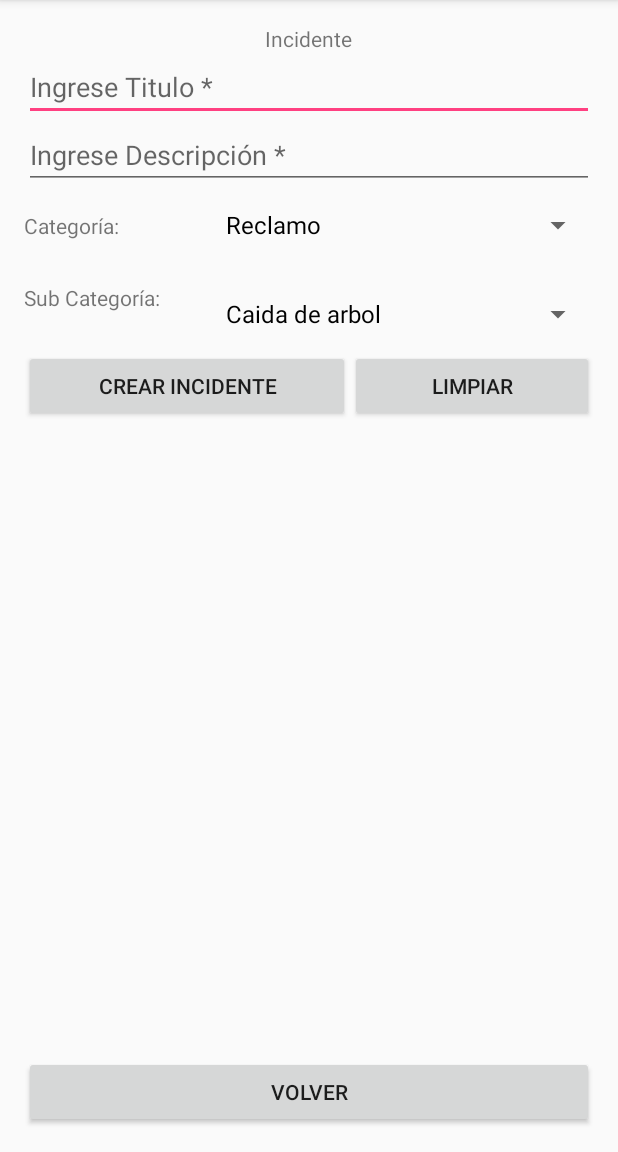
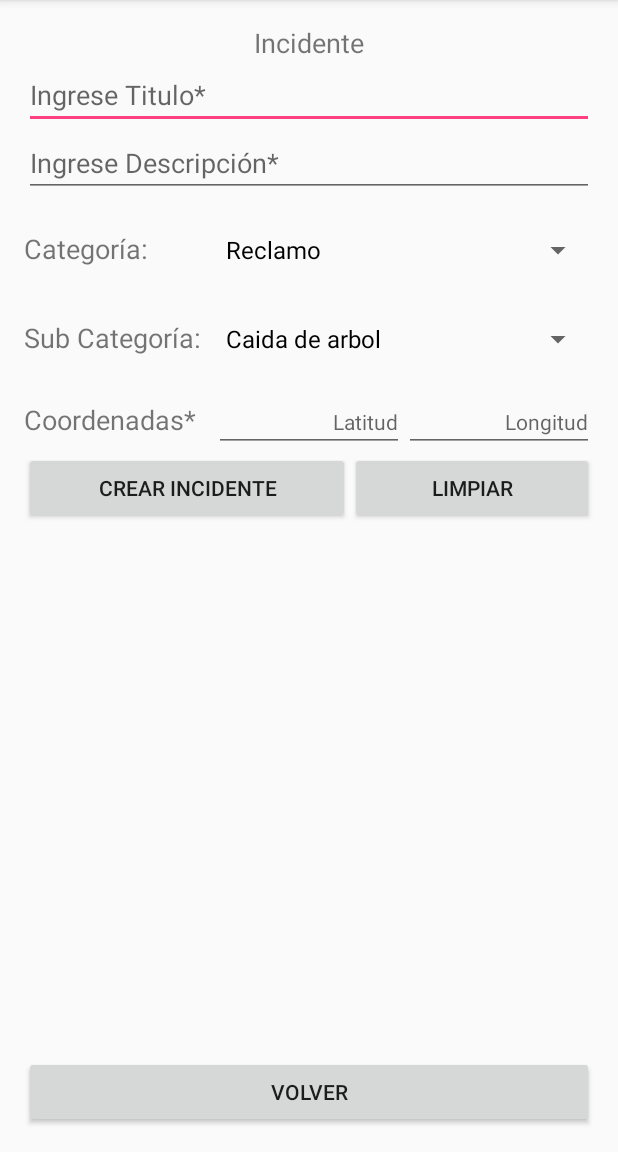
Before and after one commit to fedevara/PP2, an Android app: the CrearIncidenteActivity screen opened directly, with no data from a screen before it, after a tap on "CREAR INCIDENTE", on a phone screen of 412 x 824 dp, the part 84-1236 px from its top. Run offline under Robolectric (Android 15) with nearby library versions, the phone set to English and light mode, and no system bars; our stand-ins replace ButterKnife.

Commit message:
coordenadas en la interfaz
Se agrego el ingreso de las coordenadas en la interfaz, un validador del
mismo
Se agrego un mensaje de error si no se guarda en cache.

```diff
--- a/app/src/main/java/project/pack/controller/ManejoIncidente.java
+++ b/app/src/main/java/project/pack/controller/ManejoIncidente.java
@@ -38,7 +38,6 @@ public class ManejoIncidente {
 
     public void guardarIncidente(Incidente incidente) {
         System.out.print("guardar incidente");
-
         CacheSingleton.getInstance().put(incidente);
         Integer size = CacheSingleton.getInstance().size();
     }
--- a/app/src/main/java/project/pack/domain/Coordenada.java
+++ b/app/src/main/java/project/pack/domain/Coordenada.java
@@ -15,9 +15,9 @@ public class Coordenada implements Serializable {
 
     }
 
-    public Coordenada(Double a, Double b) {
-        setLatitud(a);
-        setLongitud(b);
+    public Coordenada(Double latitud, Double longitud) {
+        setLatitud(latitud);
+        setLongitud(longitud);
     }
 
     public Double getLongitud() {
@@ -47,8 +47,8 @@ public class Coordenada implements Serializable {
 
         Coordenada that = (Coordenada) o;
 
-        if (latitud != null ? !latitud.equals(that.latitud) : that.latitud != null) return false;
-        return longitud != null ? longitud.equals(that.longitud) : that.longitud == null;
+        if (this.latitud != null ? !this.latitud.equals(that.latitud) : that.latitud != null) return false;
+        return this.longitud != null ? this.longitud.equals(that.longitud) : that.longitud == null;
 
     }
 
--- a/app/src/main/res/layout/activity_crear_incidente.xml
+++ b/app/src/main/res/layout/activity_crear_incidente.xml
@@ -15,64 +15,87 @@
         android:layout_height="wrap_content"
         android:text="Incidente"
         android:id="@+id/twTitulo"
-        android:layout_centerHorizontal="true" />
+        android:layout_centerHorizontal="true"
+        android:textSize="18sp" />
 
     <EditText
         android:layout_width="match_parent"
         android:layout_height="wrap_content"
-        android:hint="Ingrese Titulo *"
+        android:hint="Ingrese Titulo*"
         android:id="@+id/txtTitulo"
         android:layout_below="@+id/twTitulo"/>
 
     <EditText
         android:layout_width="match_parent"
         android:layout_height="wrap_content"
-        android:hint="Ingrese Descripción *"
+        android:hint="Ingrese Descripción*"
         android:id="@+id/txtDescripcion"
         android:layout_below="@+id/txtTitulo"/>
+
 
     <LinearLayout
         android:layout_width="match_parent"
         android:layout_height="wrap_content"
         android:orientation="horizontal"
-        android:id="@+id/linearLayoutCategoria"
-        android:layout_below="@+id/txtDescripcion">
+        android:layout_marginTop="11dp"
+        android:id="@+id/linearLayoutCoordenadas"
+        android:layout_below="@+id/linearLayoutSubCategoria"
+        android:layout_alignParentStart="true">
 
         <TextView
             android:layout_width="match_parent"
             android:layout_height="wrap_content"
-            android:text="Categoría:"
-            android:id="@+id/txtCategoria"
-            android:layout_weight="2"/>
+            android:text="Coordenadas*"
+            android:id="@+id/txtcoor"
+            android:layout_weight="3"
+            android:textSize="18sp" />
 
-        <Spinner
+        <EditText
             android:layout_width="match_parent"
             android:layout_height="wrap_content"
-            android:id="@+id/spnCategorias"
-            android:layout_alignParentStart="true"
-            android:layout_weight="1"/>
+            android:inputType="number"
+            android:ems="10"
+            android:text=""
+            android:id="@+id/txtLatitud"
+            android:layout_weight="3"
+            android:hint="Latitud"
+            android:textSize="14sp"
+            android:textAlignment="textEnd" />
+
+        <EditText
+            android:layout_width="match_parent"
+            android:layout_height="wrap_content"
+            android:inputType="number"
+            android:ems="10"
+            android:text=""
+            android:id="@+id/txtLongitud"
+            android:layout_weight="3"
+            android:hint="Longitud"
+            android:textSize="14sp"
+            android:textAlignment="textEnd" />
+
+
     </LinearLayout>
 
     <LinearLayout
         android:layout_width="match_parent"
         android:layout_height="wrap_content"
         android:orientation="horizontal"
-        android:id="@+id/linearLayoutSubCategoria"
-        android:layout_below="@+id/linearLayoutCategoria">
+        android:id="@+id/linearLayoutBotones"
+        android:layout_below="@id/linearLayoutCoordenadas">
 
-        <TextView
-            android:layout_width="match_parent"
+        <Button
+            android:layout_width="wrap_content"
             android:layout_height="wrap_content"
-            android:text="Sub Categoría:"
-            android:id="@+id/txtSubCategoria"
-            android:layout_weight="2"/>
+            android:text="Crear Incidente"
+            android:id="@+id/btnCrearIncidente"
+            android:layout_weight="1"/>
 
-        <Spinner
-            android:layout_width="match_parent"
+        <Button
+            android:layout_width="wrap_content"
             android:layout_height="wrap_content"
-            android:layout_alignParentStart="true"
-            android:layout_marginTop="11dp"
-            android:id="@+id/spnSubCategorias"
+            android:text="Limpiar"
+            android:id="@+id/btnLimpiarForm"
             android:layout_weight="1"/>
 
     </LinearLayout>
@@ -90,23 +113,51 @@
         android:layout_width="match_parent"
         android:layout_height="wrap_content"
         android:orientation="horizontal"
-        android:id="@+id/linearLayoutBotones"
-        android:layout_below="@id/linearLayoutSubCategoria">
+        android:layout_marginTop="11dp"
+        android:id="@+id/linearLayoutSubCategoria"
+        android:layout_below="@+id/linearLayoutCategoria"
+        android:layout_alignParentStart="true">
 
-        <Button
-            android:layout_width="wrap_content"
+        <TextView
+            android:layout_width="match_parent"
             android:layout_height="wrap_content"
-            android:text="Crear Incidente"
-            android:id="@+id/btnCrearIncidente"
-            android:layout_weight="1"/>
+            android:text="Sub Categoría:"
+            android:id="@+id/txtSubCategoria"
+            android:layout_weight="2"
+            android:textSize="18sp" />
 
-        <Button
-            android:layout_width="wrap_content"
+        <Spinner
+            android:layout_width="match_parent"
             android:layout_height="wrap_content"
-            android:text="Limpiar"
-            android:id="@+id/btnLimpiarForm"
+            android:layout_alignParentStart="true"
+            android:id="@+id/spnSubCategorias"
             android:layout_weight="1"/>
 
     </LinearLayout>
 
+    <LinearLayout
+        android:layout_width="match_parent"
+        android:layout_height="wrap_content"
+        android:orientation="horizontal"
+        android:layout_marginTop="11dp"
+        android:id="@+id/linearLayoutCategoria"
+        android:layout_below="@+id/txtDescripcion"
+        android:layout_alignParentStart="true">
+
+        <TextView
+            android:layout_width="match_parent"
+            android:layout_height="wrap_content"
+            android:text="Categoría:"
+            android:id="@+id/txtCategoria"
+            android:layout_weight="2"
+            android:textSize="18sp" />
+
+        <Spinner
+            android:layout_width="match_parent"
+            android:layout_height="wrap_content"
+            android:id="@+id/spnCategorias"
+            android:layout_alignParentStart="true"
+            android:layout_weight="1"/>
+    </LinearLayout>
+
 </RelativeLayout>
```
Also changed, not shown: app/src/main/java/project/pack/activities/CrearIncidenteActivity.java (+59 -5 lines).
